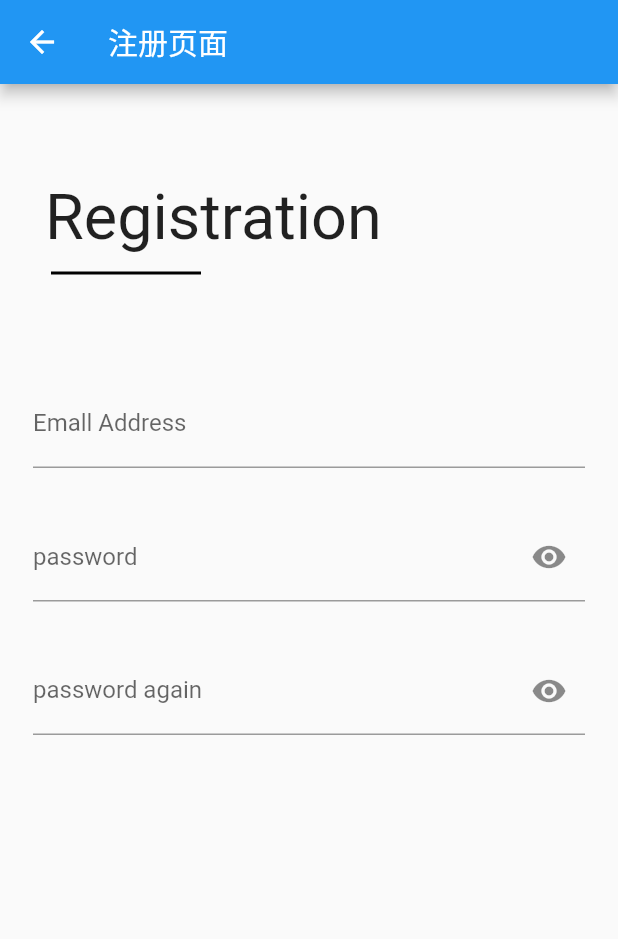
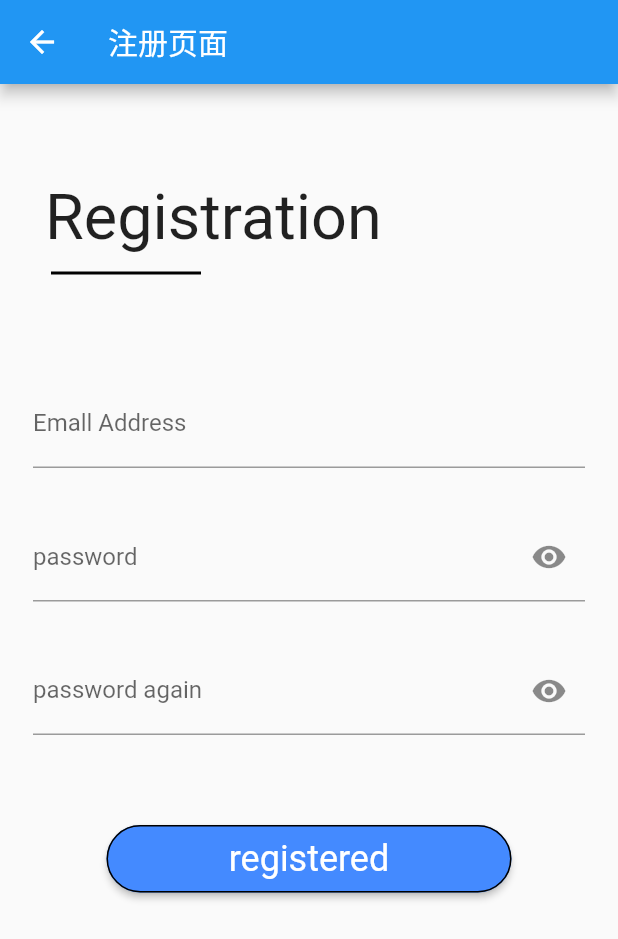
Before and after one commit to KonKan-H/short_video_client1, a Flutter app: the RegistrationPage screen opened directly, on a phone screen of 412 x 824 dp. Shown: the top 939 px of the screen. Run offline on Flutter 3.47's test engine with Material 2 defaults, Android fonts, the light colour scheme and no system bars; our stand-ins replace flutter_screenutil, font_awesome_flutter, video_player; missing offline and left inert: groovin_material_icons; network calls fail.

Commit message:
注册按钮

```diff
--- a/lib/pages/UserInfo/registration_page.dart
+++ b/lib/pages/UserInfo/registration_page.dart
@@ -49,6 +49,8 @@ class _RegistrationPageState extends State<RegistrationPage> {
             buildPasswordTextField(context),
             SizedBox(height: 30.0),
             buildPasswordTextFieldAgain(context),
+            SizedBox(height: 60.0),
+            buildLoginButton(context),
           ]
         )
       ),
@@ -90,8 +92,8 @@ class _RegistrationPageState extends State<RegistrationPage> {
         if (value.isEmpty) {
           return '请输入密码';
         }
-        if(_password1 != _password2) {
-          return '两次密码输入不同';
+        if(_password2 != _password1) {
+          return '两次密码输入不一致';
         }
       },
       decoration: InputDecoration(
@@ -112,4 +114,30 @@ class _RegistrationPageState extends State<RegistrationPage> {
     );
   }
 
+  Align buildLoginButton(BuildContext context) {
+    return Align(
+      child: SizedBox(
+        height: 45.0,
+        width: 270.0,
+        child: RaisedButton(
+          child: Text(
+            'registered',
+            style: Theme.of(context).primaryTextTheme.headline,
+          ),
+          color: Colors.blueAccent,
+          onPressed: () {
+            if (_formKey.currentState.validate()) {
+              ///只有输入的内容符合要求通过才会到达此处
+              _formKey.currentState.save();
+              //TODO 执行登录方法
+              //print('email:$_email , assword:$_password');
+            }
+          },
+          shape: StadiumBorder(side: BorderSide()),
+        ),
+      ),
+    );
+  }
+
+
 }
```
